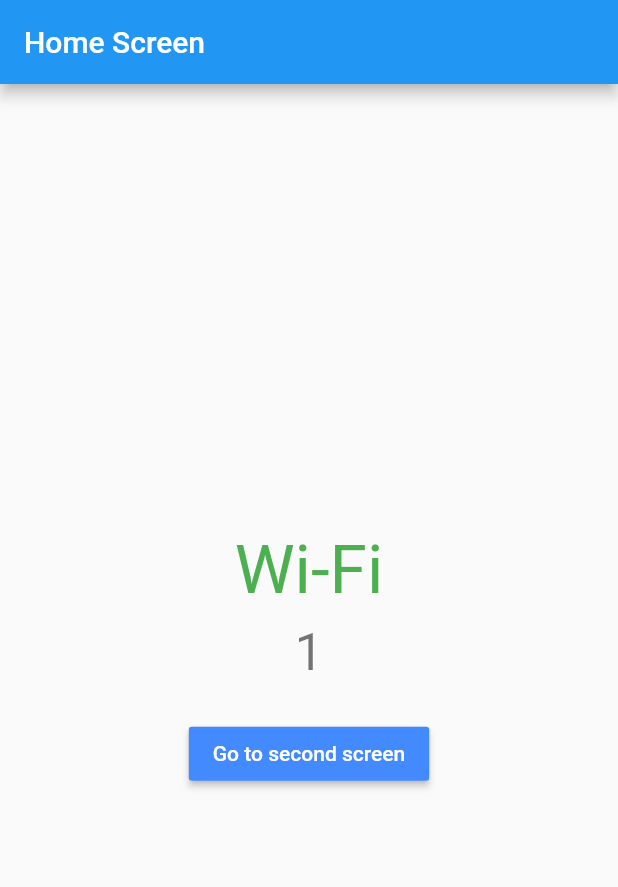
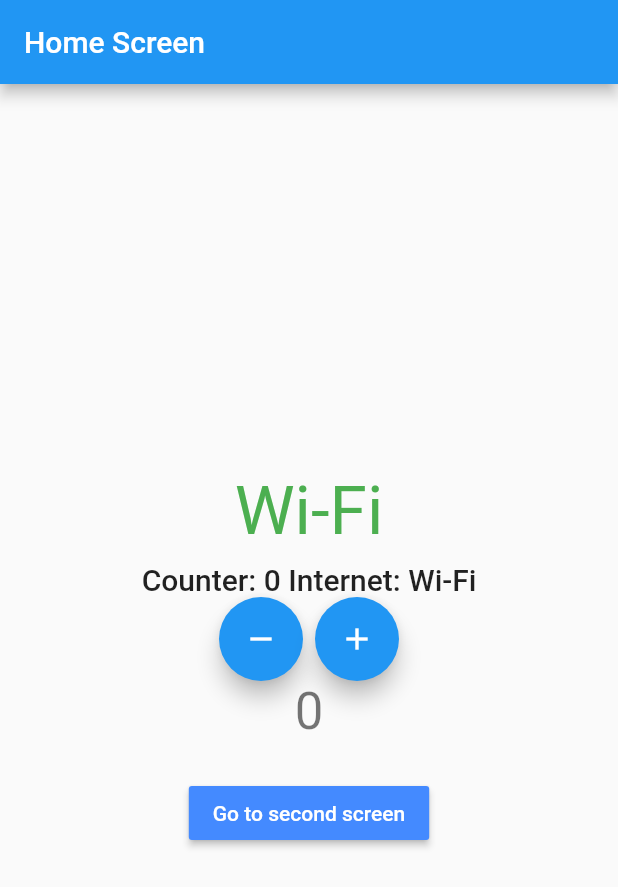
Before and after one commit to dchandrani/flutter_bloc_concepts, a Flutter app: the screen it shows after launch, on a phone screen of 412 x 824 dp. Shown: the top 887 px of the screen. Run offline on Flutter 3.47's test engine with Material 2 defaults, Android fonts, the phone set to English and light mode, and no system bars; our stand-ins replace bloc, connectivity_plus, flutter_bloc.

```diff
--- a/lib/presentation/screens/home_screen.dart
+++ b/lib/presentation/screens/home_screen.dart
@@ -21,17 +21,7 @@ class HomeScreen extends StatefulWidget {
 class _HomeScreenState extends State<HomeScreen> {
   @override
   Widget build(BuildContext context) {
-    return BlocListener<InternetCubit, InternetState>(
-      listener: (context, state) {
-        if (state is InternetConnected &&
-            state.connectionType == ConnectionType.Wifi) {
-          context.read<CounterCubit>().increment();
-        } else if (state is InternetConnected &&
-            state.connectionType == ConnectionType.Mobile) {
-          context.read<CounterCubit>().decrement();
-        }
-      },
-      child: Scaffold(
+    return Scaffold(
       appBar: AppBar(
         title: Text(widget.title),
       ),
@@ -72,6 +62,59 @@ class _HomeScreenState extends State<HomeScreen> {
             SizedBox(
               height: 8,
             ),
+            Builder(
+              builder: (context) {
+                final counterState = context.watch<CounterCubit>().state;
+                final internetState = context.watch<InternetCubit>().state;
+
+                if (internetState is InternetConnected &&
+                    internetState.connectionType == ConnectionType.Mobile) {
+                  return Text(
+                    'Counter: ' +
+                        counterState.counter.toString() +
+                        ' Internet: Mobile',
+                    style: Theme.of(context).textTheme.headline6,
+                  );
+                } else if (internetState is InternetConnected &&
+                    internetState.connectionType == ConnectionType.Wifi) {
+                  return Text(
+                    'Counter: ' +
+                        counterState.counter.toString() +
+                        ' Internet: Wi-Fi',
+                    style: Theme.of(context).textTheme.headline6,
+                  );
+                } else {
+                  return Text(
+                    'Counter: ' +
+                        counterState.counter.toString() +
+                        ' Internet: Disconnected',
+                    style: Theme.of(context).textTheme.headline6,
+                  );
+                }
+              },
+            ),
+            Row(
+              mainAxisAlignment: MainAxisAlignment.center,
+              children: [
+                FloatingActionButton(
+                  onPressed: () {
+                    BlocProvider.of<CounterCubit>(context).decrement();
+                  },
+                  tooltip: 'Decrement',
+                  child: Icon(Icons.remove),
+                ),
+                SizedBox(
+                  width: 8.0,
+                ),
+                FloatingActionButton(
+                  onPressed: () {
+                    BlocProvider.of<CounterCubit>(context).increment();
+                  },
+                  tooltip: 'Increment',
+                  child: Icon(Icons.add),
+                ),
+              ],
+            ),
             BlocConsumer<CounterCubit, CounterState>(
               listener: (context, state) {
                 if (state.wasIncremented == true) {
@@ -111,7 +154,6 @@ class _HomeScreenState extends State<HomeScreen> {
           ],
         ),
       ),
-      ),
     );
   }
 }
```
Lines whose indentation alone changed are shown as unchanged.
